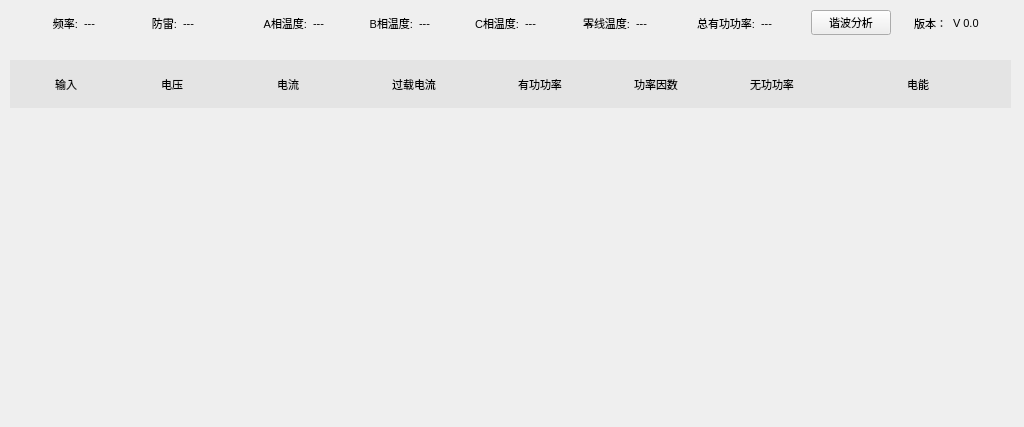
First picture: the form in line/linewid.ui, repository ChinaClever/BusBar-Qt, before the edit.
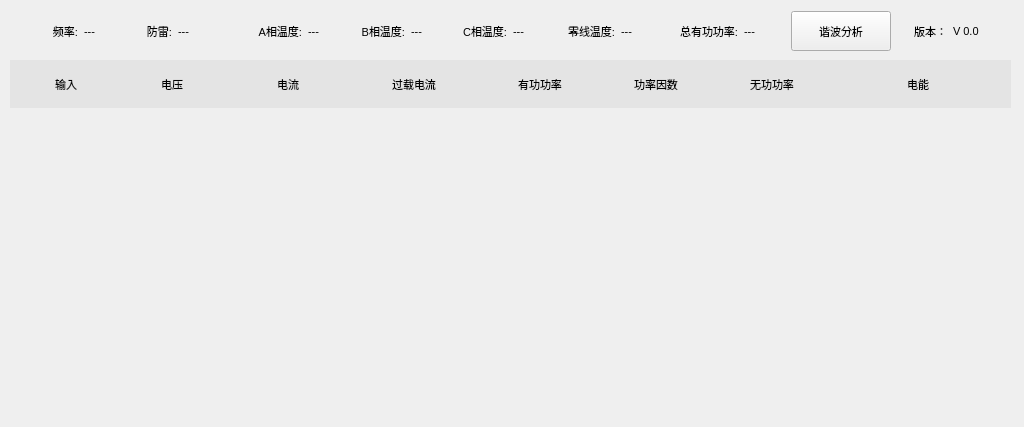
Second picture: the form after the edit.

Diff of the .ui file:
```diff
--- a/line/linewid.ui
+++ b/line/linewid.ui
@@ -388,13 +388,13 @@
     </item>
    </layout>
   </widget>
-  <widget class="QWidget" name="">
+  <widget class="QWidget" name="layoutWidget">
    <property name="geometry">
     <rect>
      <x>10</x>
      <y>10</y>
      <width>1011</width>
-     <height>26</height>
+     <height>42</height>
     </rect>
    </property>
    <layout class="QHBoxLayout" name="horizontalLayout_2">
@@ -715,6 +715,12 @@
     </item>
     <item>
      <widget class="QPushButton" name="thdBtn">
+      <property name="minimumSize">
+       <size>
+        <width>100</width>
+        <height>40</height>
+       </size>
+      </property>
       <property name="font">
        <font>
         <family>Ubuntu</family>
```
